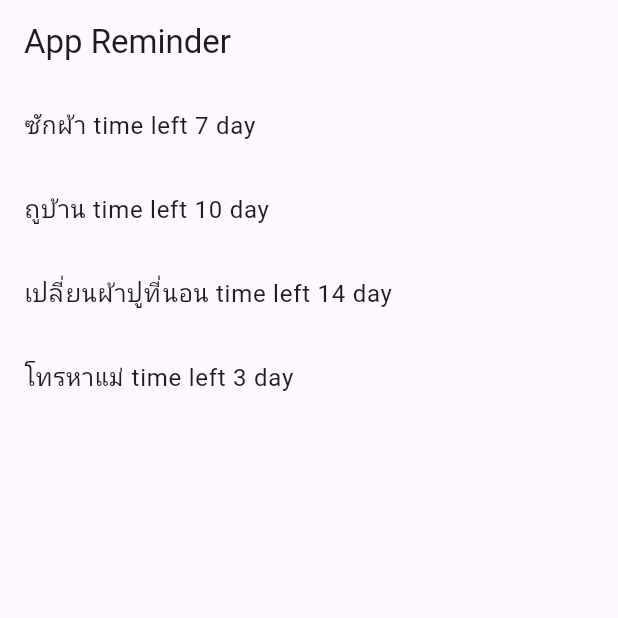
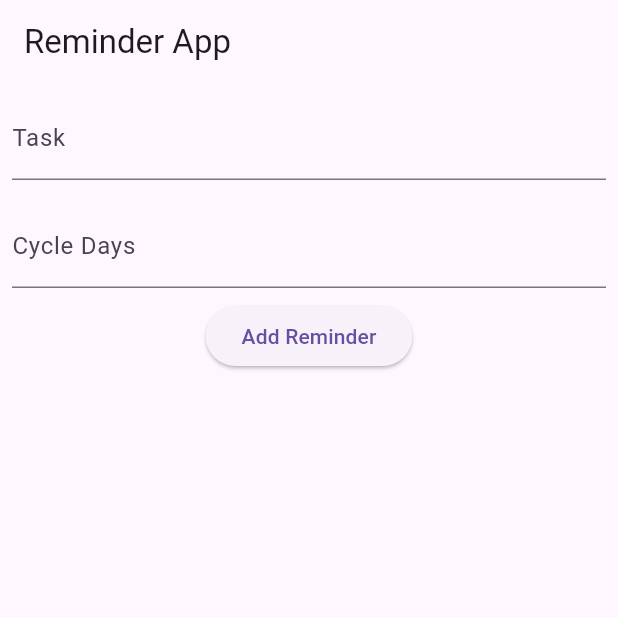
Before and after one commit to chanon14038/reminder_app, a Flutter app: the screen it shows after launch, on a phone screen of 412 x 824 dp, the top half of it. Run offline on Flutter 3.47's test engine with Material 3 defaults, Android fonts, the phone set to English and light mode, and no system bars; our stand-ins replace equatable, flutter_bloc.

```diff
--- a/analysis_options.yaml
+++ b/analysis_options.yaml
@@ -1 +1,4 @@
+analyzer:
+  errors:
+    must_be_immutable: ignore
 include: package:flutter_lints/flutter.yaml
--- a/lib/bloc/bloc.dart
+++ b/lib/bloc/bloc.dart
@@ -1,16 +1,28 @@
 import 'package:flutter_bloc/flutter_bloc.dart';
-import 'package:reminder_app/bloc/event.dart';
-import 'package:reminder_app/bloc/state.dart';
-import 'package:reminder_app/repo.dart';
+import 'package:reminder_app/bloc/bloc_export.dart';
+import 'package:reminder_app/model.dart';
 
-class LastTimeBloc extends Bloc<LastTimeEvent, LastTimeState> {
-  final LastTimeRepository repository;
-  LastTimeBloc(this.repository) : super(LoadingState()) {
-    on<LoadEvent>(_onLoaded);
-  }
 
-  _onLoaded(LoadEvent event, Emitter<LastTimeState> emit) async {
-    final items = await repository.load();
-    emit(ReadyState(items: items));
+class ReminderBloc extends Bloc<ReminderEvent, ReminderState> {
+  ReminderBloc() : super(const ReminderState([])) {
+    on<AddReminder>((event, emit) {
+      final updatedReminders = List<LastTimeItem>.from(state.reminders)
+        ..add(event.reminder);
+      emit(ReminderState(updatedReminders));
+    });
+
+    on<UpdateReminder>((event, emit) {
+      final updatedReminders = state.reminders.map((reminder) {
+        return reminder.id == event.reminder.id ? event.reminder : reminder;
+      }).toList();
+      emit(ReminderState(updatedReminders));
+    });
+
+    on<DeleteReminder>((event, emit) {
+      final updatedReminders = state.reminders
+          .where((reminder) => reminder.id != event.id)
+          .toList();
+      emit(ReminderState(updatedReminders));
+    });
   }
 }
--- a/lib/bloc/event.dart
+++ b/lib/bloc/event.dart
@@ -1,18 +1,36 @@
-sealed class LastTimeEvent {}
+import 'package:equatable/equatable.dart';
+import 'package:reminder_app/model.dart';
 
-class LoadEvent extends LastTimeEvent {}
+abstract class ReminderEvent extends Equatable {
+  const ReminderEvent();
 
-class LastTimeActionEvent extends LastTimeEvent {
-  final int id;
-  final DateTime lastAction;
-
-  LastTimeActionEvent(this.id, this.lastAction);
+  @override
+  List<Object> get props => [];
 }
 
-class SearchEvent extends LastTimeEvent {
-  final String key;
-  SearchEvent(this.key);
+class AddReminder extends ReminderEvent {
+  final LastTimeItem reminder;
+
+  const AddReminder(this.reminder);
+
+  @override
+  List<Object> get props => [reminder];
 }
 
-class SearchClearEvent extends LastTimeEvent {
+class UpdateReminder extends ReminderEvent {
+  final LastTimeItem reminder;
+
+  const UpdateReminder(this.reminder);
+
+  @override
+  List<Object> get props => [reminder];
 }
+
+class DeleteReminder extends ReminderEvent {
+  final int id;
+
+  const DeleteReminder(this.id);
+
+  @override
+  List<Object> get props => [id];
+}
--- a/lib/bloc/state.dart
+++ b/lib/bloc/state.dart
@@ -1,20 +1,11 @@
+import 'package:equatable/equatable.dart';
 import 'package:reminder_app/model.dart';
 
-sealed class LastTimeState {
-  final List<LastTimeItem> items;
-  LastTimeState({required this.items});
+class ReminderState extends Equatable {
+  final List<LastTimeItem> reminders;
+
+  const ReminderState(this.reminders);
+
+  @override
+  List<Object> get props => [reminders];
 }
-
-const List<LastTimeItem> empty = [];
-
-class LoadingState extends LastTimeState {
-  LoadingState() : super(items: empty);
-}
-
-class ReadyState extends LastTimeState {
-  ReadyState({required super.items});
-}
-
-class SearchState extends LastTimeState {
-  SearchState({required super.items});
-}
--- a/lib/main.dart
+++ b/lib/main.dart
@@ -1,34 +1,22 @@
 import 'package:flutter/material.dart';
 import 'package:flutter_bloc/flutter_bloc.dart';
-import 'package:reminder_app/bloc/app_bloc.dart';
-import 'package:reminder_app/mock_repo.dart';
-import 'package:reminder_app/widgers/last_time_page.dart';
+import 'package:reminder_app/bloc/bloc_export.dart';
+import 'package:reminder_app/widgers/last_time_list.dart';
 
 void main() {
-  runApp(const MainApp());
+  runApp(const MyApp());
 }
 
-class MainApp extends StatelessWidget {
-  const MainApp({super.key});
+class MyApp extends StatelessWidget {
+  const MyApp({super.key});
 
   @override
   Widget build(BuildContext context) {
-    return MultiBlocProvider(
-        providers: [
-          BlocProvider<LastTimeBloc>(create: (context) {
-            final bloc = LastTimeBloc(LastTimeMockRepository());
-            bloc.add(LoadEvent());
-            return bloc;
-          }),
-        ],
-        child: MaterialApp(
-            home: Scaffold(
-          appBar: AppBar(
-            title: const Text('App Reminder'),
-          ),
-          body: const Center(
-            child: LastTimePage(),
-          ),
-        )));
+    return MaterialApp(
+      home: BlocProvider(
+        create: (context) => ReminderBloc(),
+        child: ReminderPage(),
+      ),
+    );
   }
 }
--- a/lib/mock_repo.dart
+++ b/lib/mock_repo.dart
@@ -5,11 +5,11 @@ class LastTimeMockRepository extends LastTimeRepository {
   @override
   Future<List<LastTimeItem>> load() async {
     await Future.delayed(const Duration(seconds: 2));
-    return [
-      const LastTimeItem(1, 'ซักผ้า', 7, null),
-      const LastTimeItem(2, 'ถูบ้าน', 10, null),
-      const LastTimeItem(3, 'เปลี่ยนผ้าปูที่นอน', 14, null),
-      const LastTimeItem(4, 'โทรหาแม่', 3, null),
+    return  [
+      LastTimeItem(id: 1, tasks: 'ซักผ้า', cycleDays:7),
+      LastTimeItem(id: 2, tasks: 'ถูบ้าน', cycleDays: 10),
+      LastTimeItem(id: 3, tasks: 'เปลี่ยนผ้าปูที่นอน', cycleDays: 14),
+      LastTimeItem(id: 4, tasks: 'โทรหาแม่', cycleDays: 3),
     ];
   }
 }
--- a/lib/model.dart
+++ b/lib/model.dart
@@ -4,10 +4,16 @@ class LastTimeItem extends Equatable {
   final int id;
   final String tasks;
   final int cycleDays;
-  final DateTime? lastAction;
+  bool isComplete;
+  final DateTime? lastSubmit;
 
-  const LastTimeItem(this.id, this.tasks, this.cycleDays, this.lastAction);
+  LastTimeItem(
+      {required this.id,
+      required this.tasks,
+      required this.cycleDays,
+      this.isComplete = false,
+      this.lastSubmit});
 
   @override
-  List<Object?> get props => [id, lastAction];
+  List<Object?> get props => [];
 }
--- a/lib/widgers/last_time_list.dart
+++ b/lib/widgers/last_time_list.dart
@@ -1,31 +1,76 @@
 import 'package:flutter/material.dart';
 import 'package:flutter_bloc/flutter_bloc.dart';
-import 'package:reminder_app/bloc/app_bloc.dart';
+import 'package:reminder_app/bloc/bloc_export.dart';
+import 'package:reminder_app/model.dart';
 
-class LastTimeList extends StatelessWidget {
-  const LastTimeList({super.key});
+
+class ReminderPage extends StatelessWidget {
+  final TextEditingController _taskController = TextEditingController();
+  final TextEditingController _cycleDaysController = TextEditingController();
+
+  ReminderPage({super.key});
 
   @override
   Widget build(BuildContext context) {
-    final items = context.select((LastTimeBloc bloc) => bloc.state.items);
-    return Expanded(
-        child: items.isEmpty
-            ? const SizedBox(
-                height: 200,
-                width: double.infinity,
-                child: Text(
-                  "Nothing to show",
-                  textAlign: TextAlign.center,
-                ),
-              )
-            : ListView.builder(
-                itemCount: items.length,
-                itemBuilder: (context, index) {
-                  return ListTile(
-                    title: Text(
-                        '${items[index].tasks} time left ${items[index].cycleDays} day'),
-                  );
-                },
-              ));
+    return Scaffold(
+      appBar: AppBar(title: const Text('Reminder App')),
+      body: Column(
+        children: [
+          Padding(
+            padding: const EdgeInsets.all(8.0),
+            child: TextField(
+              controller: _taskController,
+              decoration: const InputDecoration(labelText: 'Task'),
+            ),
+          ),
+          Padding(
+            padding: const EdgeInsets.all(8.0),
+            child: TextField(
+              controller: _cycleDaysController,
+              decoration: const InputDecoration(labelText: 'Cycle Days'),
+              keyboardType: TextInputType.number,
+            ),
+          ),
+          ElevatedButton(
+            onPressed: () {
+              final task = _taskController.text;
+              final cycleDays = int.tryParse(_cycleDaysController.text) ?? 0;
+
+              final reminder = LastTimeItem(
+                id: DateTime.now().millisecondsSinceEpoch,
+                tasks: task,
+                cycleDays: cycleDays,
+              );
+
+              context.read<ReminderBloc>().add(AddReminder(reminder));
+            },
+            child: const Text('Add Reminder'),
+          ),
+          Expanded(
+            child: BlocBuilder<ReminderBloc, ReminderState>(
+              builder: (context, state) {
+                return ListView.builder(
+                  itemCount: state.reminders.length,
+                  itemBuilder: (context, index) {
+                    final reminder = state.reminders[index];
+                    return ListTile(
+                      title: Text(reminder.tasks),
+                      subtitle: Text(
+                          'Cycle Days: ${reminder.cycleDays}, Last Submit: ${reminder.lastSubmit ?? 'N/A'}'),
+                      trailing: IconButton(
+                        icon: const Icon(Icons.delete),
+                        onPressed: () {
+                          context.read<ReminderBloc>().add(DeleteReminder(reminder.id));
+                        },
+                      ),
+                    );
+                  },
+                );
+              },
+            ),
+          ),
+        ],
+      ),
+    );
   }
 }
--- a/lib/widgers/last_time_page.dart
+++ /dev/null
@@ -1,19 +0,0 @@
-import 'package:flutter/material.dart';
-import 'package:flutter_bloc/flutter_bloc.dart';
-import 'package:reminder_app/bloc/app_bloc.dart';
-import 'package:reminder_app/widgers/last_time_list.dart';
-
-class LastTimePage extends StatelessWidget {
-  const LastTimePage({super.key});
-
-  @override
-  Widget build(BuildContext context) {
-    return BlocBuilder<LastTimeBloc, LastTimeState>(builder: (context, state) {
-      return state is LoadingState
-          ? const Center(
-              child: CircularProgressIndicator(),
-            )
-          : const LastTimeList();
-    });
-  }
-}
```
Also changed, not shown: lib/bloc/bloc_export.dart (renamed from lib/bloc/app_bloc.dart).
